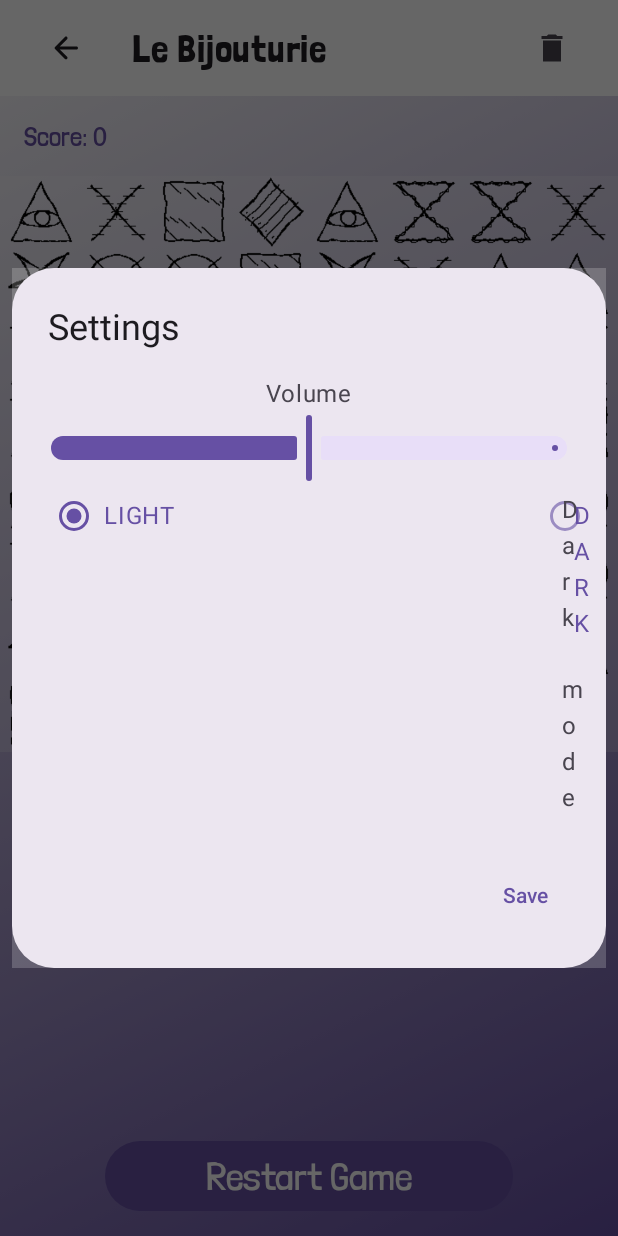
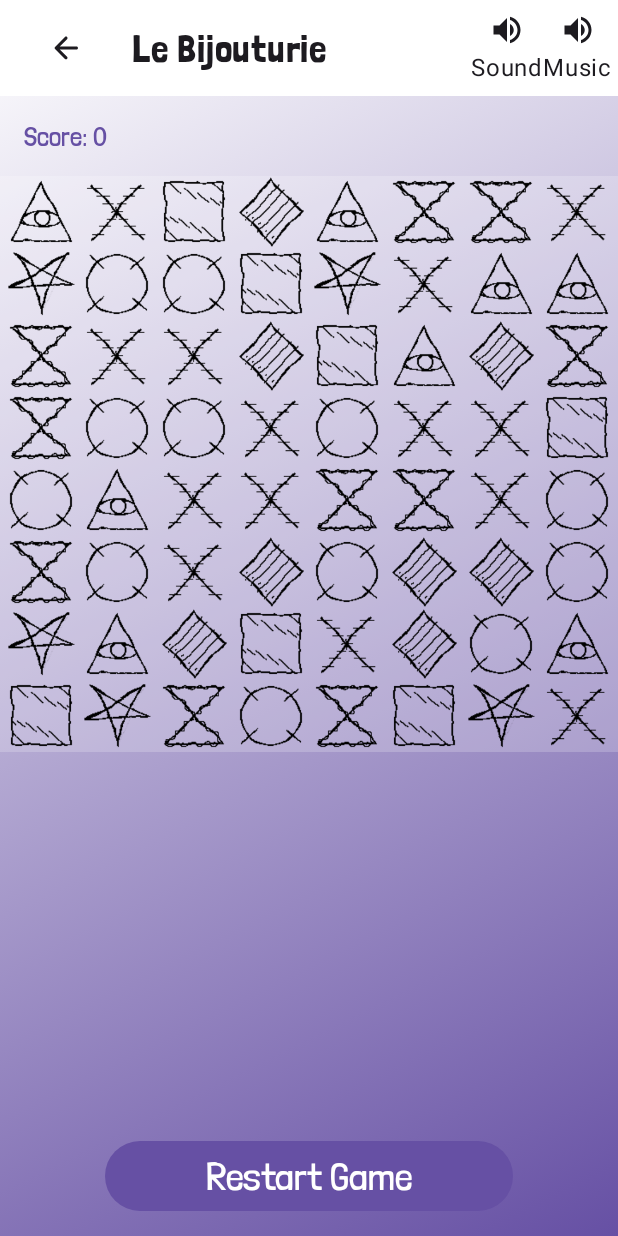
Before and after one commit to TVT22KMO-GROUP-8/BejeveledMobileGame, an Android app built with Jetpack Compose: the BejeweledGameBoard screen opened through its navigation route, after a tap on "Mute", on a phone screen of 412 x 824 dp. Run offline under Robolectric (Android 15) with nearby library versions, the phone set to English and light mode, and no system bars; our stand-ins replace Firebase (no records; nobody signed in at launch, a user with empty details on screens opened directly), Room's generated code; 3 other taps on this screen came first.

Commit message:
pari ääninapin muutosta

```diff
--- a/app/src/main/java/com/example/bejeweled/ui/GameBoard.kt
+++ b/app/src/main/java/com/example/bejeweled/ui/GameBoard.kt
@@ -89,6 +89,13 @@ fun BejeweledGameBoard(
     navController: androidx.navigation.NavController = rememberNavController()
 
 ) {
+    class SoundViewModel {
+        var isSoundOn by mutableStateOf(true)
+        var isMusicOn by mutableStateOf(true)
+    }
+
+    val sharedSoundViewModel = remember { SoundViewModel() }
+
     val context = LocalContext.current
     var settings by remember { mutableStateOf(loadSettings(context)) }
 
@@ -101,8 +108,6 @@ fun BejeweledGameBoard(
     var selectedGemPosition by remember { mutableStateOf<GemPosition?>(null) }
     var isGameOver by remember { mutableStateOf(false) }
     var removedGemsHistory by remember { mutableStateOf<List<GemHit>>(emptyList()) }
-    var showSettingsDialog by remember { mutableStateOf(false) }
-    var volumeValue by remember { mutableStateOf(0.5f) }
 
     //music
 
@@ -110,21 +115,35 @@ fun BejeweledGameBoard(
 
     // Function to play a sound
     fun playSound(context: Context, soundResourceId: Int) {
+        if (sharedSoundViewModel.isSoundOn) {
             val mediaPlayer = MediaPlayer.create(context, soundResourceId)
             mediaPlayer.setOnCompletionListener { mp -> mp.release() }
             mediaPlayer.start()
+        }
     }
 
     //sound
 
     // Start playing the music when the game starts
     DisposableEffect(Unit) {
+        if (settings.isVolumeOn && sharedSoundViewModel.isMusicOn) {
             mediaPlayer.start()
             mediaPlayer.isLooping = true
+        }
 
         onDispose {
-            // Stop the music when the game ends
             mediaPlayer.release()
+        }
+    }
+
+    DisposableEffect(settings.isVolumeOn && sharedSoundViewModel.isMusicOn) {
+        if (!(settings.isVolumeOn && sharedSoundViewModel.isMusicOn)) {
+            mediaPlayer.pause()
+        } else {
+            mediaPlayer.start()
+        }
+        onDispose {
+            mediaPlayer.pause()
         }
     }
 
@@ -152,27 +171,53 @@ fun BejeweledGameBoard(
     Scaffold  (
         topBar = {
             TopAppBar(
-            title = { Text(text = "Le Bijouturie")},
+                title = { Text(text = "Le Bijouturie") },
                 navigationIcon = {
                     IconButton(
-                    onClick= { navController.navigate("start_menu")}  ,
+                        onClick = { navController.navigate("start_menu") },
                         modifier = Modifier.padding(16.dp),
-                ){
-                    Icon(Icons.Rounded.ArrowBack, contentDescription = "Back" )
+                    ) {
+                        Icon(Icons.Rounded.ArrowBack, contentDescription = "Back")
                     }
                 },
                 actions = {
-                IconButton(
-                    onClick = { showSettingsDialog = true },
-                    modifier = Modifier.padding(16.dp),
+                    // Toggle Sound Button
+                    Column(
+                        verticalArrangement = Arrangement.Center,
+                        horizontalAlignment = Alignment.CenterHorizontally
                     ) {
-                    Icon(
-                        Icons.Sharp.Delete,
-                        contentDescription = "Mute"
+                        CustomVolumeToggleIcon(
+                            isVolumeOn = sharedSoundViewModel.isSoundOn,
+                            onToggle = {
+                                sharedSoundViewModel.isSoundOn = !sharedSoundViewModel.isSoundOn
+                            },
+                            modifier = Modifier.padding(1.dp)
+                        )
+                        Text(
+                            "Sound",
+                            color = MaterialTheme.colorScheme.onBackground,
                         )
                     }
-            })
 
+                    // Toggle Music Button
+                    Column(
+                        verticalArrangement = Arrangement.Center,
+                        horizontalAlignment = Alignment.CenterHorizontally
+                    ) {
+                        CustomVolumeToggleIcon(
+                            isVolumeOn = sharedSoundViewModel.isMusicOn,
+                            onToggle = {
+                                sharedSoundViewModel.isMusicOn = !sharedSoundViewModel.isMusicOn
+                            },
+                            modifier = Modifier.padding(1.dp)
+                        )
+                        Text(
+                            "Music",
+                            color = MaterialTheme.colorScheme.onBackground,
+                        )
+                    }
+                }
+            )
         }
         ){  innerPadding ->
         Column(
@@ -309,20 +354,10 @@ fun BejeweledGameBoard(
                     fontSize = 26.sp
                 )
             }
-            SettingsDialog(
-                showDialog = showSettingsDialog,
-                onDismiss = { showSettingsDialog = false },
-                onSave = { showSettingsDialog = false },
-                volumeValue = sharedSettingsViewModel.volume,
-                onVolumeChange = { sharedSettingsViewModel.volume = it },
-                selectedTheme = sharedSettingsViewModel.selectedTheme,
-                onThemeSelected = { sharedSettingsViewModel.selectedTheme = it }
-            )
             BejeweledTheme {
             }
         }
     }
-
     }
 }
 
--- a/app/src/main/java/com/example/bejeweled/ui/Settings.kt
+++ b/app/src/main/java/com/example/bejeweled/ui/Settings.kt
@@ -31,6 +31,9 @@ import androidx.compose.material3.MaterialTheme
 import androidx.compose.ui.Alignment
 import androidx.compose.ui.platform.LocalContext
 import androidx.navigation.compose.rememberNavController
+import androidx.compose.foundation.Image
+import androidx.compose.ui.res.painterResource
+import androidx.compose.ui.graphics.ColorFilter
 
 object SettingsDestination : NavigationDestination {
     override val route = "settings"
@@ -40,14 +43,14 @@ object SettingsDestination : NavigationDestination {
 private const val PREFS_NAME = "ThemePreferences"
 private const val THEME_KEY = "selectedTheme"
 private const val NAME_KEY = "userName"
-private const val NOTIFICATION_KEY = "notificationEnabled"
 private const val VOLUME_KEY = "volume"
+private const val VOLUME_ON_KEY = "volumeOn"
 
 data class Settings(
     val name: String,
-    val notificationEnabled: Boolean,
     val volume: Float,
-    val theme: ThemeOption
+    val theme: ThemeOption,
+    val isVolumeOn: Boolean
 )
 
 @SuppressLint("UnusedMaterial3ScaffoldPaddingParameter")
@@ -67,28 +70,32 @@ fun SettingsScreen(
         saveSettings(context, settings)
     }
 
-    BejeweledTheme(selectedTheme = settings.theme) {gradient ->
+    BejeweledTheme(selectedTheme = settings.theme) { gradient ->
         val colorScheme = MaterialTheme.colorScheme
         Scaffold(
             modifier = modifier
                 .fillMaxSize()
                 .background(gradient),
             topBar = {
-                    TopAppBar(title = { Text(text = "Scoreboard") },
+                TopAppBar(
+                    title = { Text(text = "Settings") },
                     navigationIcon = {
-                            androidx.compose.material.IconButton(
+                        IconButton(
                             onClick = { navController.navigate("start_menu") },
                             modifier = Modifier.padding(16.dp),
                         ) {
                             Icon(Icons.Rounded.ArrowBack, contentDescription = "Back")
                         }
-                        })
-
-                }) {innerPadding ->
-            LazyColumn(modifier = modifier
+                    }
+                )
+            }
+        ) { innerPadding ->
+            LazyColumn(
+                modifier = modifier
                     .fillMaxSize()
                     .background(gradient)
-                .padding(innerPadding)) {
+                    .padding(innerPadding)
+            ) {
                 item {
                     SettingsItem("Name", titleColor = colorScheme.primary) {
                         BasicTextField(
@@ -101,26 +108,14 @@ fun SettingsScreen(
                     }
                 }
                 item {
-                    SettingsItem("Notifications", titleColor = colorScheme.primary) {
+                    SettingsItem("Volume", titleColor = colorScheme.primary) {
                         Switch(
-                            checked = settings.notificationEnabled,
-                            onCheckedChange = { notificationEnabled ->
-                                settings = settings.copy(notificationEnabled = notificationEnabled)
+                            checked = settings.isVolumeOn,
+                            onCheckedChange = {
+                                settings = settings.copy(isVolumeOn = it)
+                                saveSettings(context, settings)
                             },
-                            modifier = Modifier.background(color = Color.Transparent)
-                        )
-                    }
-                }
-                item {
-                    SettingsItem("Volume", titleColor = colorScheme.primary) {
-                        Slider(
-                            value = settings.volume,
-                            onValueChange = { newVolume ->
-                                settings = settings.copy(volume = newVolume)
-                            },
-                            valueRange = 0f..1f,
-                            steps = 100,
-                            modifier = Modifier.background(color = Color.Transparent)
+                            modifier = Modifier.padding(16.dp)
                         )
                     }
                 }
@@ -142,6 +137,26 @@ fun SettingsScreen(
             }
         }
     }
+}
+
+@Composable
+fun CustomVolumeToggleIcon(
+    isVolumeOn: Boolean,
+    onToggle: () -> Unit,
+    modifier: Modifier = Modifier
+) {
+    val contentDescription = if (isVolumeOn) "Volume On" else "Mute"
+    val iconId = if (isVolumeOn) R.drawable.baseline_volume_on else R.drawable.baseline_volume_off
+
+    Image(
+        painter = painterResource(id = iconId),
+        contentDescription = contentDescription,
+        modifier = modifier
+            .size(24.dp)
+            .background(color = Color.Transparent)
+            .clickable { onToggle() },
+        colorFilter = ColorFilter.tint(MaterialTheme.colorScheme.onSurface)
+    )
 }
 
 @Composable
@@ -198,24 +213,25 @@ fun ThemeOptionRadioButton(
     }
 }
 
+private const val VOLUME_ON_DEFAULT = true
 fun loadSettings(context: Context): Settings {
     val prefs: SharedPreferences = context.getSharedPreferences(PREFS_NAME, Context.MODE_PRIVATE)
     val savedName = prefs.getString(NAME_KEY, "John Doe") ?: "John Doe"
-    val savedNotificationEnabled = prefs.getBoolean(NOTIFICATION_KEY, true)
     val savedVolume = prefs.getFloat(VOLUME_KEY, 0.5f)
     val savedThemeName = prefs.getString(THEME_KEY, ThemeOption.LIGHT.name)
     val savedTheme = ThemeOption.valueOf(savedThemeName ?: ThemeOption.LIGHT.name)
+    val savedVolumeOn = prefs.getBoolean(VOLUME_ON_KEY, VOLUME_ON_DEFAULT)
 
-    return Settings(savedName, savedNotificationEnabled, savedVolume, savedTheme)
+    return Settings(savedName, savedVolume, savedTheme, savedVolumeOn)
 }
 
 private fun saveSettings(context: Context, settings: Settings) {
     val prefs = context.getSharedPreferences(PREFS_NAME, Context.MODE_PRIVATE)
     val editor = prefs.edit()
     editor.putString(NAME_KEY, settings.name)
-    editor.putBoolean(NOTIFICATION_KEY, settings.notificationEnabled)
     editor.putFloat(VOLUME_KEY, settings.volume)
     editor.putString(THEME_KEY, settings.theme.name)
+    editor.putBoolean(VOLUME_ON_KEY, settings.isVolumeOn)
     editor.apply()
 }
 
--- a/app/src/main/java/com/example/bejeweled/ui/StartMenu.kt
+++ b/app/src/main/java/com/example/bejeweled/ui/StartMenu.kt
@@ -51,14 +51,21 @@ fun StartMenu(
     }
     //Music
     val mediaPlayer = remember { MediaPlayer.create(context, R.raw.le_bijouterie_main_menu) }
-    LaunchedEffect(Unit) {
-        mediaPlayer.isLooping = true
-        mediaPlayer.start()
-    }
 
     DisposableEffect(Unit) {
         onDispose {
             mediaPlayer.release()
+        }
+    }
+
+    DisposableEffect(settings.isVolumeOn) {
+        if (!settings.isVolumeOn) {
+            mediaPlayer.pause()
+        } else {
+            mediaPlayer.start()
+        }
+        onDispose {
+            mediaPlayer.pause()
         }
     }
 
```
Lines whose indentation alone changed are shown as unchanged.
